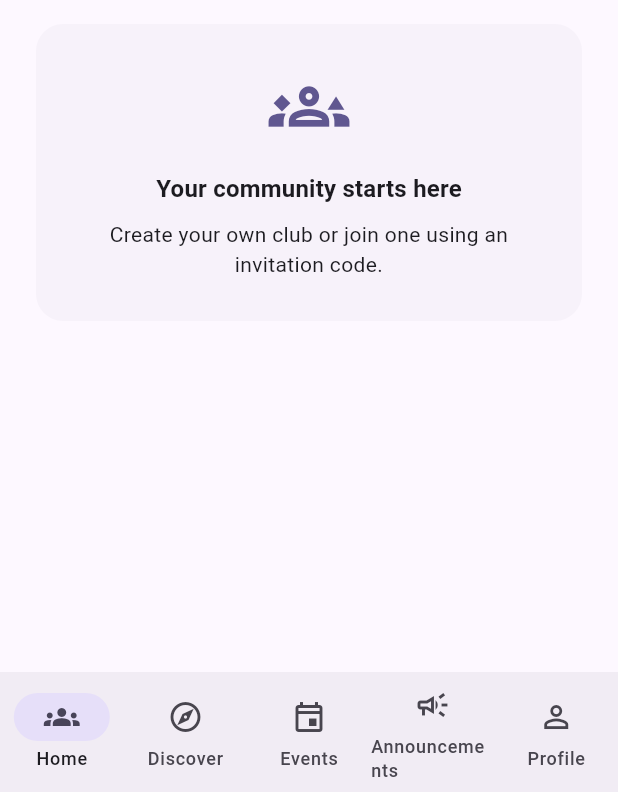
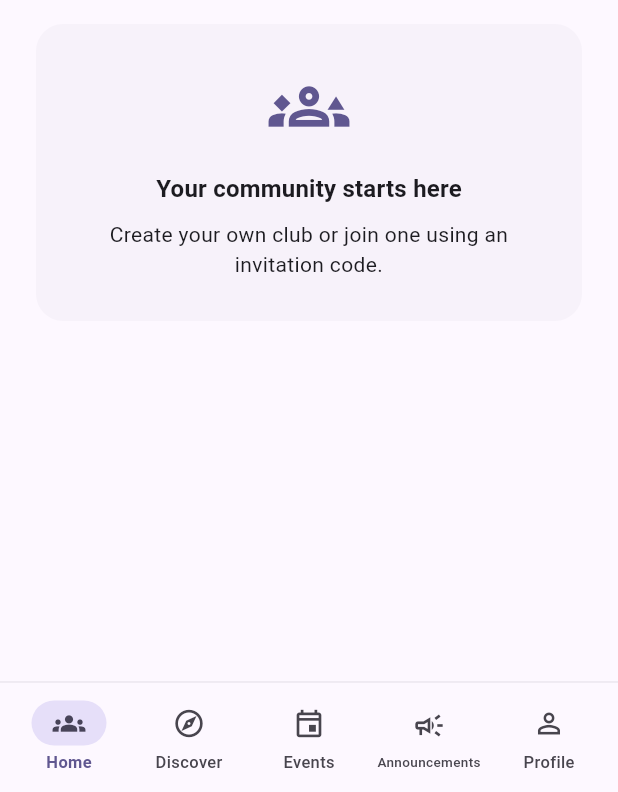
Before and after one commit to hiteshhighest/myclub, a Flutter app: the MainNavigationScreen screen opened directly, on a phone screen of 412 x 824 dp, the part 444-1236 px from its top. Run offline on Flutter 3.47's test engine with Material 3 defaults, Android fonts, the phone set to English and light mode, and no system bars; our stand-ins replace file_picker, supabase_flutter; accounts and stored records are empty; network calls fail.

Commit message:
Error fixes

```diff
--- a/lib/screens/navigation/main_navigation_screen.dart
+++ b/lib/screens/navigation/main_navigation_screen.dart
@@ -1,3 +1,4 @@
+
 import 'package:flutter/material.dart';
 
 import '../clubs/public_clubs_screen.dart';
@@ -10,7 +11,8 @@ class MainNavigationScreen extends StatefulWidget {
   const MainNavigationScreen({super.key});
 
   @override
-  State<MainNavigationScreen> createState() => _MainNavigationScreenState();
+  State<MainNavigationScreen> createState() =>
+      _MainNavigationScreenState();
 }
 
 class _MainNavigationScreenState extends State<MainNavigationScreen> {
@@ -24,44 +26,124 @@ class _MainNavigationScreenState extends State<MainNavigationScreen> {
     ProfileScreen(),
   ];
 
+  final List<IconData> _icons = const [
+    Icons.groups_outlined,
+    Icons.explore_outlined,
+    Icons.event_outlined,
+    Icons.campaign_outlined,
+    Icons.person_outline,
+  ];
+
+  final List<IconData> _selectedIcons = const [
+    Icons.groups,
+    Icons.explore,
+    Icons.event,
+    Icons.campaign,
+    Icons.person,
+  ];
+
+  final List<String> _labels = const [
+    'Home',
+    'Discover',
+    'Events',
+    'Announcements',
+    'Profile',
+  ];
+
   @override
   Widget build(BuildContext context) {
+    final theme = Theme.of(context);
+    final colors = theme.colorScheme;
+
     return Scaffold(
-      body: IndexedStack(index: _selectedIndex, children: _screens),
-      bottomNavigationBar: NavigationBar(
-        selectedIndex: _selectedIndex,
-        onDestinationSelected: (index) {
+      body: IndexedStack(
+        index: _selectedIndex,
+        children: _screens,
+      ),
+      bottomNavigationBar: SafeArea(
+        top: false,
+        child: Container(
+          padding: const EdgeInsets.symmetric(
+            horizontal: 6,
+            vertical: 8,
+          ),
+          decoration: BoxDecoration(
+            color: colors.surface,
+            border: Border(
+              top: BorderSide(
+                color: colors.outlineVariant.withOpacity(0.5),
+                width: 0.7,
+              ),
+            ),
+          ),
+          child: Row(
+            children: List.generate(_labels.length, (index) {
+              final isSelected = _selectedIndex == index;
+
+              return Expanded(
+                child: InkWell(
+                  onTap: () {
                     setState(() {
                       _selectedIndex = index;
                     });
                   },
-        destinations: const [
-          NavigationDestination(
-            icon: Icon(Icons.groups_outlined),
-            selectedIcon: Icon(Icons.groups),
-            label: 'Home',
+                  borderRadius: BorderRadius.circular(14),
+                  child: Padding(
+                    padding: const EdgeInsets.symmetric(
+                      vertical: 4,
+                      horizontal: 1,
                     ),
-          NavigationDestination(
-            icon: Icon(Icons.explore_outlined),
-            selectedIcon: Icon(Icons.explore),
-            label: 'Discover',
+                    child: Column(
+                      mainAxisSize: MainAxisSize.min,
+                      children: [
+                        AnimatedContainer(
+                          duration: const Duration(milliseconds: 200),
+                          curve: Curves.easeOut,
+                          padding: const EdgeInsets.symmetric(
+                            horizontal: 14,
+                            vertical: 4,
                           ),
-          NavigationDestination(
-            icon: Icon(Icons.event_outlined),
-            selectedIcon: Icon(Icons.event),
-            label: 'Events',
+                          decoration: BoxDecoration(
+                            color: isSelected
+                                ? colors.secondaryContainer
+                                : Colors.transparent,
+                            borderRadius: BorderRadius.circular(16),
                           ),
-          NavigationDestination(
-            icon: Icon(Icons.campaign_outlined),
-            selectedIcon: Icon(Icons.campaign),
-            label: 'Announcements',
+                          child: Icon(
+                            isSelected
+                                ? _selectedIcons[index]
+                                : _icons[index],
+                            size: 22,
+                            color: isSelected
+                                ? colors.onSecondaryContainer
+                                : colors.onSurfaceVariant,
                           ),
-          NavigationDestination(
-            icon: Icon(Icons.person_outline),
-            selectedIcon: Icon(Icons.person),
-            label: 'Profile',
+                        ),
+                        const SizedBox(height: 3),
+                        FittedBox(
+                          fit: BoxFit.scaleDown,
+                          child: Text(
+                            _labels[index],
+                            maxLines: 1,
+                            style: TextStyle(
+                              fontSize: index == 3 ? 9 : 11,
+                              fontWeight: isSelected
+                                  ? FontWeight.w600
+                                  : FontWeight.w500,
+                              color: isSelected
+                                  ? colors.primary
+                                  : colors.onSurfaceVariant,
+                            ),
+                          ),
                         ),
                       ],
+                    ),
+                  ),
+                ),
+              );
+            }),
+          ),
+        ),
       ),
     );
   }
```
Also changed, not shown: 1 other file. Lines whose indentation alone changed are shown as unchanged.
